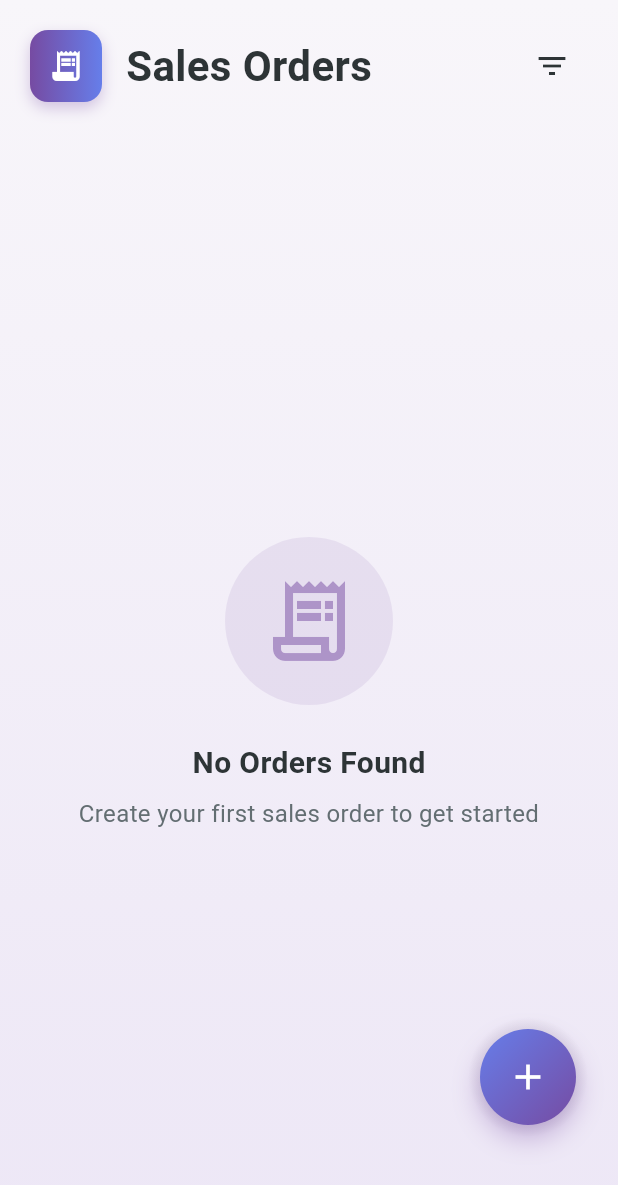
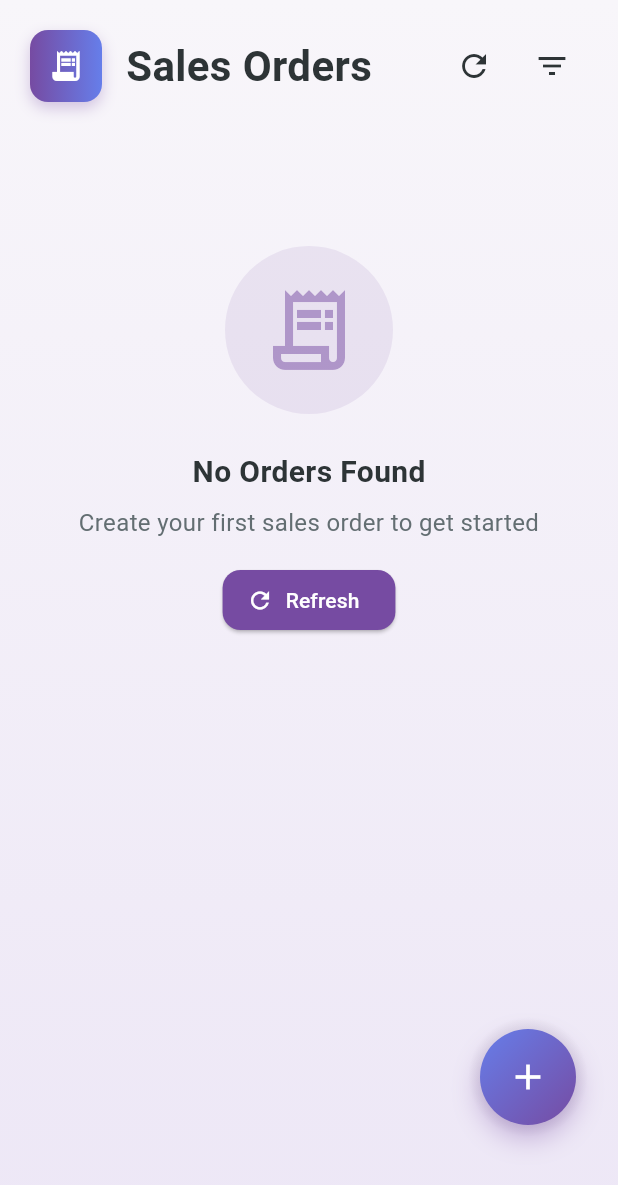
Before and after one commit to teambackoffice/field_sales_app, a Flutter app: the SalesOrdersListPage screen opened directly, on a phone screen of 412 x 824 dp. Shown: the top 1185 px of the screen. Run offline on Flutter 3.47's test engine with Material 3 defaults, Android fonts, the phone set to English and light mode, and no system bars; our stand-ins replace firebase_core, firebase_messaging, flutter_secure_storage, flutter_spinkit, geolocator, shared_preferences and 1 more; accounts and stored records are empty.

Commit message:
Refresh In sales Orders

```diff
--- a/lib/view/mainscreen/sales_order/create _sales_rqst.dart/create_sales_rqst.dart
+++ b/lib/view/mainscreen/sales_order/create _sales_rqst.dart/create_sales_rqst.dart
@@ -267,6 +267,7 @@ class _CreateSalesReturnPageState extends State<CreateSalesReturnPage> {
       builder: (context) => StatefulBuilder(
         builder: (context, setModalState) => Consumer<SalesInvoiceIdsController>(
           builder: (context, invoiceController, child) {
+            final customer = invoiceController.salesInvoiceIds?.message;
             List<String> filteredInvoices = [];
             if (invoiceController.salesInvoiceIds?.invoiceIds != null) {
               filteredInvoices = invoiceController.salesInvoiceIds!.invoiceIds
@@ -450,6 +451,7 @@ class _CreateSalesReturnPageState extends State<CreateSalesReturnPage> {
                             itemCount: filteredInvoices.length,
                             itemBuilder: (context, index) {
                               final invoiceId = filteredInvoices[index];
+
                               final isSelected =
                                   _selectedInvoiceId == invoiceId;
                               final originalIndex = invoiceController
--- a/lib/view/mainscreen/sales_order/sales_order.dart
+++ b/lib/view/mainscreen/sales_order/sales_order.dart
@@ -28,10 +28,7 @@ class _SalesOrdersListPageState extends State<SalesOrdersListPage>
   void initState() {
     super.initState();
     WidgetsBinding.instance.addPostFrameCallback((_) {
-      Provider.of<SalesOrderController>(
-        context,
-        listen: false,
-      ).fetchsalesorder();
+      _loadSalesOrders();
     });
     _fabAnimationController = AnimationController(
       duration: Duration(milliseconds: 800),
@@ -65,6 +62,29 @@ class _SalesOrdersListPageState extends State<SalesOrdersListPage>
     super.dispose();
   }
 
+  // Method to load sales orders
+  Future<void> _loadSalesOrders() async {
+    await Provider.of<SalesOrderController>(
+      context,
+      listen: false,
+    ).fetchsalesorder();
+  }
+
+  // Refresh method for pull-to-refresh
+  Future<void> _onRefresh() async {
+    await _loadSalesOrders();
+    // Optional: Show a success message
+    ScaffoldMessenger.of(context).showSnackBar(
+      SnackBar(
+        content: Text('Orders refreshed successfully'),
+        duration: Duration(seconds: 2),
+        backgroundColor: Colors.green,
+        behavior: SnackBarBehavior.floating,
+        shape: RoundedRectangleBorder(borderRadius: BorderRadius.circular(10)),
+      ),
+    );
+  }
+
   @override
   Widget build(BuildContext context) {
     return Scaffold(
@@ -86,9 +106,16 @@ class _SalesOrdersListPageState extends State<SalesOrdersListPage>
                 children: [
                   _buildHeader(),
                   Expanded(
+                    child: RefreshIndicator(
+                      onRefresh: _onRefresh,
+                      backgroundColor: Colors.white,
+                      color: Color(0xFF764BA2),
+                      strokeWidth: 3,
+                      displacement: 40,
                       child: _buildOrdersList(
                         salesOrders: filteredOrders,
                         controller: controller,
+                      ),
                     ),
                   ),
                 ],
@@ -140,8 +167,27 @@ class _SalesOrdersListPageState extends State<SalesOrdersListPage>
               ],
             ),
           ),
+          // Manual refresh button
+          Container(
+            margin: EdgeInsets.only(right: 8),
+            child: Material(
+              color: Colors.transparent,
+              child: InkWell(
+                borderRadius: BorderRadius.circular(12),
+                onTap: _onRefresh,
+                child: Container(
+                  padding: EdgeInsets.all(8),
+                  child: Icon(
+                    Icons.refresh,
+                    color: Color(0xFF2D3436),
+                    size: 24,
+                  ),
+                ),
+              ),
+            ),
+          ),
           PopupMenuButton<String>(
-            key: Key('filterPopupMenu'), // Add a key here
+            key: Key('filterPopupMenu'),
             icon: Icon(Icons.filter_list, color: Color(0xFF2D3436)),
             shape: RoundedRectangleBorder(
               borderRadius: BorderRadius.circular(12),
@@ -174,10 +220,12 @@ class _SalesOrdersListPageState extends State<SalesOrdersListPage>
     return Container(
       padding: EdgeInsets.symmetric(horizontal: 20),
       child: controller.isLoading
-          ? _buildShimmerOrdersListEnhanced() // <-- Show shimmer while loading
+          ? _buildShimmerOrdersListEnhanced()
           : salesOrders.isEmpty
           ? _buildEmptyState()
           : ListView.builder(
+              // Add physics to ensure pull-to-refresh works even with few items
+              physics: AlwaysScrollableScrollPhysics(),
               itemCount: salesOrders.length,
               itemBuilder: (context, index) {
                 return _buildOrderCard(salesOrders[index], index);
@@ -188,6 +236,7 @@ class _SalesOrdersListPageState extends State<SalesOrdersListPage>
 
   Widget _buildShimmerOrdersListEnhanced() {
     return ListView.builder(
+      physics: AlwaysScrollableScrollPhysics(), // Enable scrolling for refresh
       itemCount: 6,
       itemBuilder: (context, index) {
         return AnimatedContainer(
@@ -348,7 +397,12 @@ class _SalesOrdersListPageState extends State<SalesOrdersListPage>
   }
 
   Widget _buildEmptyState() {
-    return Center(
+    return SingleChildScrollView(
+      // Make empty state scrollable for pull-to-refresh
+      physics: AlwaysScrollableScrollPhysics(),
+      child: Container(
+        height: MediaQuery.of(context).size.height * 0.5,
+        child: Center(
           child: Column(
             mainAxisAlignment: MainAxisAlignment.center,
             children: [
@@ -379,7 +433,23 @@ class _SalesOrdersListPageState extends State<SalesOrdersListPage>
                 style: TextStyle(fontSize: 16, color: Color(0xFF636E72)),
                 textAlign: TextAlign.center,
               ),
+              SizedBox(height: 16),
+              // Refresh button in empty state
+              ElevatedButton.icon(
+                onPressed: _onRefresh,
+                icon: Icon(Icons.refresh),
+                label: Text('Refresh'),
+                style: ElevatedButton.styleFrom(
+                  backgroundColor: Color(0xFF764BA2),
+                  foregroundColor: Colors.white,
+                  shape: RoundedRectangleBorder(
+                    borderRadius: BorderRadius.circular(12),
+                  ),
+                ),
+              ),
             ],
+          ),
+        ),
       ),
     );
   }
@@ -723,12 +793,6 @@ class _SalesOrdersListPageState extends State<SalesOrdersListPage>
                               order.customer,
                             ),
                             SizedBox(height: 12),
-                            // _buildInfoRow(
-                            //   Icons.money,
-                            //   'Total Amount',
-                            //   '\$${order.items.amount.toStringAsFixed(2)}',
-                            // ),
-                            SizedBox(height: 12),
                             _buildInfoRow(
                               Icons.calendar_today,
                               'Order Date',
@@ -763,17 +827,15 @@ class _SalesOrdersListPageState extends State<SalesOrdersListPage>
 
                       SizedBox(height: 16),
 
-                      // Items list - Fixed the iteration issue
+                      // Items list
                       ListView.separated(
                         shrinkWrap: true,
                         physics: NeverScrollableScrollPhysics(),
-                        itemCount:
-                            order.items.length ??
-                            0, // Use items instead of status
+                        itemCount: order.items.length ?? 0,
                         separatorBuilder: (context, index) =>
                             SizedBox(height: 12),
                         itemBuilder: (context, index) {
-                          final item = order.items[index]; // Use items list
+                          final item = order.items[index];
                           return Container(
                             padding: EdgeInsets.all(16),
                             decoration: BoxDecoration(
@@ -810,7 +872,7 @@ class _SalesOrdersListPageState extends State<SalesOrdersListPage>
                                         CrossAxisAlignment.start,
                                     children: [
                                       Text(
-                                        item.itemCode, // Assuming item has name property
+                                        item.itemCode,
                                         style: TextStyle(
                                           fontSize: 16,
                                           fontWeight: FontWeight.w600,
@@ -835,8 +897,6 @@ class _SalesOrdersListPageState extends State<SalesOrdersListPage>
                       ),
 
                       SizedBox(height: 32),
-
-                      // Action buttons
                     ],
                   ),
                 ),
@@ -875,6 +935,4 @@ class _SalesOrdersListPageState extends State<SalesOrdersListPage>
       ],
     );
   }
-
-  // Helper widget for status chip
 }
```
Lines whose indentation alone changed are shown as unchanged.
